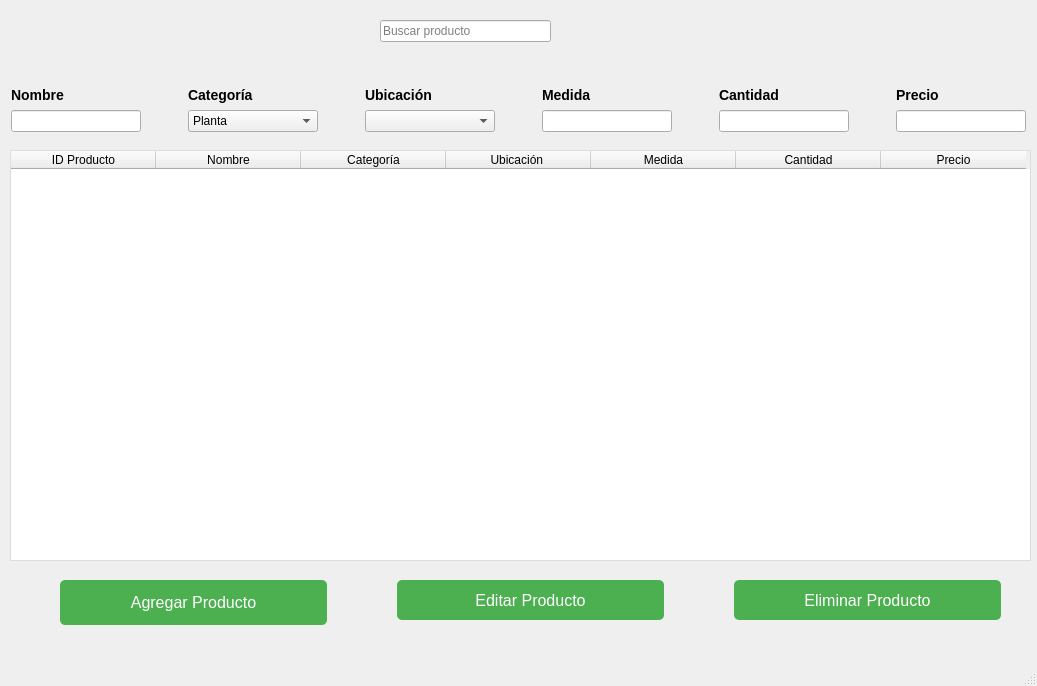
Above: ui/designer/productos.ui from FranciscoAntonelli/vivero-app before the change. Below: the same form after it.
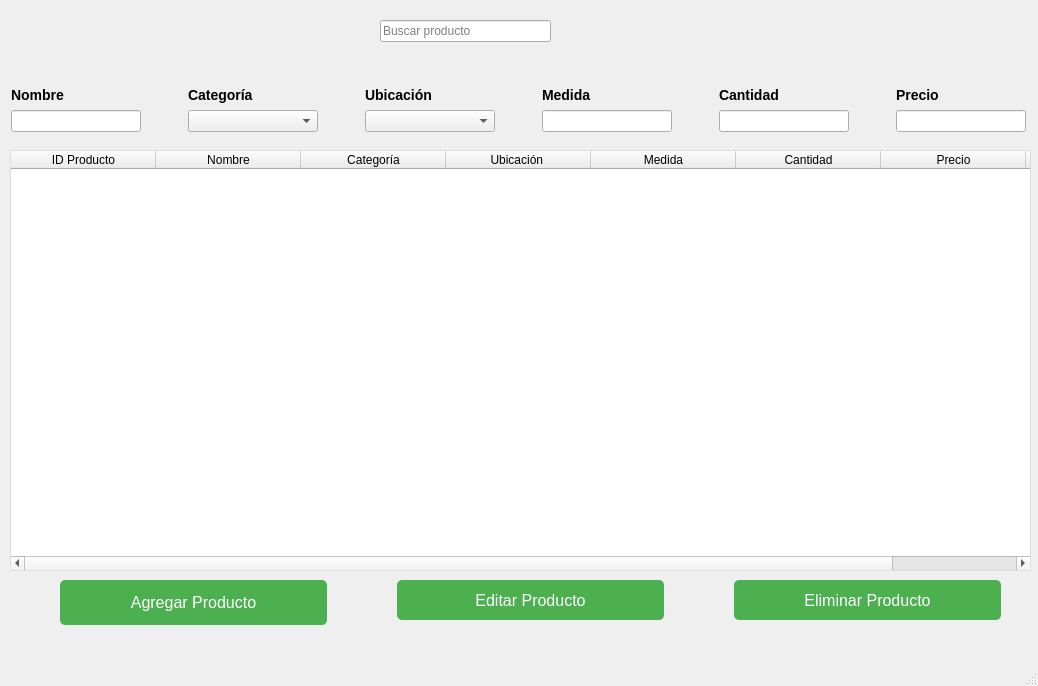
That is the form after the change.

Commit message: Mejoro login, validación SOLID y gestión de categorías en productos

```diff
--- a/ui/designer/productos.ui
+++ b/ui/designer/productos.ui
@@ -6,7 +6,7 @@
    <rect>
     <x>0</x>
     <y>0</y>
-    <width>1037</width>
+    <width>1038</width>
     <height>686</height>
    </rect>
   </property>
@@ -161,6 +161,11 @@
          <height>16777215</height>
         </size>
        </property>
+       <item>
+        <property name="text">
+         <string/>
+        </property>
+       </item>
        <item>
         <property name="text">
          <string>Planta</string>
@@ -222,54 +227,6 @@
      </item>
     </layout>
    </widget>
-   <widget class="QTableWidget" name="tabla_productos">
-    <property name="geometry">
-     <rect>
-      <x>10</x>
-      <y>150</y>
-      <width>1021</width>
-      <height>411</height>
-     </rect>
-    </property>
-    <attribute name="horizontalHeaderDefaultSectionSize">
-     <number>145</number>
-    </attribute>
-    <column>
-     <property name="text">
-      <string>ID Producto</string>
-     </property>
-    </column>
-    <column>
-     <property name="text">
-      <string>Nombre</string>
-     </property>
-    </column>
-    <column>
-     <property name="text">
-      <string>Categoría</string>
-     </property>
-    </column>
-    <column>
-     <property name="text">
-      <string>Ubicación </string>
-     </property>
-    </column>
-    <column>
-     <property name="text">
-      <string>Medida</string>
-     </property>
-    </column>
-    <column>
-     <property name="text">
-      <string>Cantidad</string>
-     </property>
-    </column>
-    <column>
-     <property name="text">
-      <string>Precio</string>
-     </property>
-    </column>
-   </widget>
    <widget class="QWidget" name="widget_2" native="true">
     <property name="geometry">
      <rect>
@@ -381,6 +338,80 @@
      <string>Buscar producto</string>
     </property>
    </widget>
+   <widget class="QWidget" name="widget_3" native="true">
+    <property name="geometry">
+     <rect>
+      <x>10</x>
+      <y>150</y>
+      <width>1021</width>
+      <height>421</height>
+     </rect>
+    </property>
+    <layout class="QVBoxLayout" name="verticalLayout">
+     <item>
+      <widget class="QTableWidget" name="tabla_productos">
+       <property name="sizePolicy">
+        <sizepolicy hsizetype="Expanding" vsizetype="Preferred">
+         <horstretch>0</horstretch>
+         <verstretch>0</verstretch>
+        </sizepolicy>
+       </property>
+       <property name="minimumSize">
+        <size>
+         <width>0</width>
+         <height>250</height>
+        </size>
+       </property>
+       <property name="columnCount">
+        <number>8</number>
+       </property>
+       <attribute name="horizontalHeaderDefaultSectionSize">
+        <number>145</number>
+       </attribute>
+       <column>
+        <property name="text">
+         <string>ID Producto</string>
+        </property>
+       </column>
+       <column>
+        <property name="text">
+         <string>Nombre</string>
+        </property>
+       </column>
+       <column>
+        <property name="text">
+         <string>Categoría</string>
+        </property>
+       </column>
+       <column>
+        <property name="text">
+         <string>Ubicación </string>
+        </property>
+       </column>
+       <column>
+        <property name="text">
+         <string>Medida</string>
+        </property>
+       </column>
+       <column>
+        <property name="text">
+         <string>Cantidad</string>
+        </property>
+       </column>
+       <column>
+        <property name="text">
+         <string>Precio</string>
+        </property>
+       </column>
+       <column>
+        <property name="text">
+         <string>Total</string>
+        </property>
+       </column>
+      </widget>
+     </item>
+    </layout>
+   </widget>
   </widget>
   <widget class="QMenuBar" name="menubar">
    <property name="geometry">
```
Left out of the diff: 2 changed lines with no effect on the pictures. The commit also changes 26 other files.
